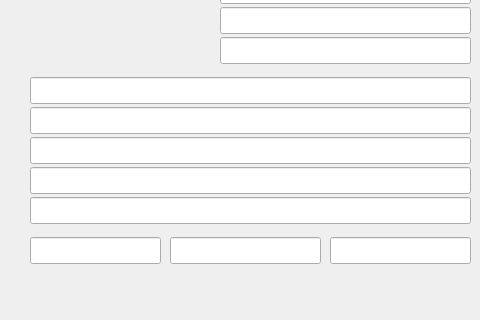
Before: the Qt Designer form mainwindow.ui in fordream/diplomio, drawn with Qt 5; both pictures show x 170 to 650 and y 323 to 643 of the 650 by 643 pixel window.
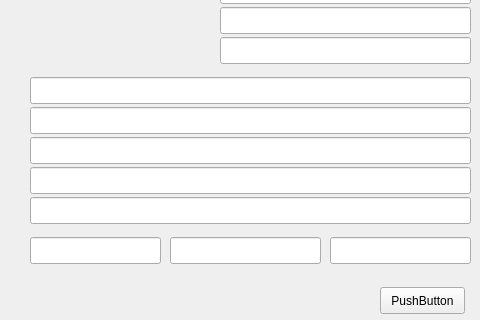
After: the same form once the commit is applied.

Diff of the .ui file:
```diff
--- a/mainwindow.ui
+++ b/mainwindow.ui
@@ -433,6 +433,19 @@
      <string>Обновить БД</string>
     </property>
    </widget>
+   <widget class="QPushButton" name="pushButton_4">
+    <property name="geometry">
+     <rect>
+      <x>550</x>
+      <y>610</y>
+      <width>85</width>
+      <height>27</height>
+     </rect>
+    </property>
+    <property name="text">
+     <string>PushButton</string>
+    </property>
+   </widget>
   </widget>
  </widget>
  <layoutdefault spacing="6" margin="11"/>
```
